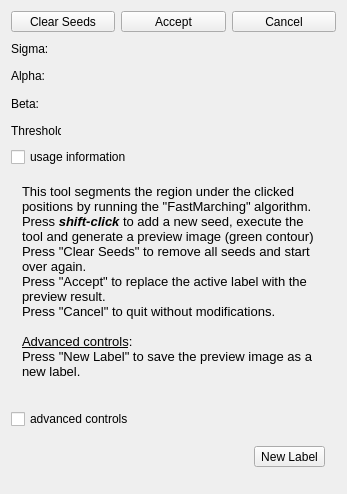
This is Modules/SegmentationUI/Qmitk/QmitkFastMarchingToolGUIControls.ui in MITK/MITK as Qt 5 draws it before an edit. The edited form follows.
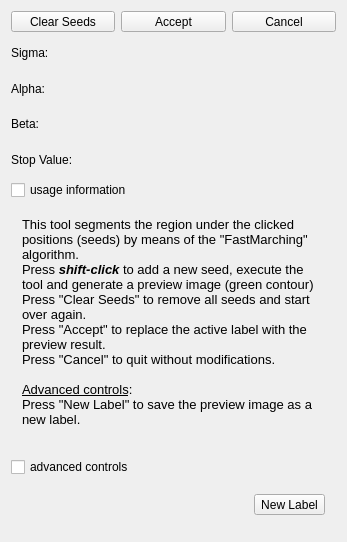
This is the edited form. Icons and pictures are not drawn. Custom widgets are drawn as their Qt base class.

Patch:
```diff
--- a/Modules/SegmentationUI/Qmitk/QmitkFastMarchingToolGUIControls.ui
+++ b/Modules/SegmentationUI/Qmitk/QmitkFastMarchingToolGUIControls.ui
@@ -7,7 +7,7 @@
     <x>0</x>
     <y>0</y>
     <width>347</width>
-    <height>494</height>
+    <height>542</height>
    </rect>
   </property>
   <property name="sizePolicy">
@@ -162,13 +162,13 @@
       <widget class="QLabel" name="label">
        <property name="minimumSize">
         <size>
-         <width>50</width>
+         <width>60</width>
          <height>0</height>
         </size>
        </property>
        <property name="maximumSize">
         <size>
-         <width>50</width>
+         <width>60</width>
          <height>16777215</height>
         </size>
        </property>
@@ -188,13 +188,13 @@
       <widget class="QLabel" name="label_2">
        <property name="minimumSize">
         <size>
-         <width>50</width>
+         <width>60</width>
          <height>0</height>
         </size>
        </property>
        <property name="maximumSize">
         <size>
-         <width>50</width>
+         <width>60</width>
          <height>16777215</height>
         </size>
        </property>
@@ -214,13 +214,13 @@
       <widget class="QLabel" name="label_3">
        <property name="minimumSize">
         <size>
-         <width>50</width>
+         <width>60</width>
          <height>0</height>
         </size>
        </property>
        <property name="maximumSize">
         <size>
-         <width>50</width>
+         <width>60</width>
          <height>16777215</height>
         </size>
        </property>
@@ -240,23 +240,23 @@
       <widget class="QLabel" name="label_4">
        <property name="minimumSize">
         <size>
-         <width>50</width>
+         <width>60</width>
          <height>0</height>
         </size>
        </property>
        <property name="maximumSize">
         <size>
-         <width>50</width>
+         <width>60</width>
          <height>16777215</height>
         </size>
        </property>
        <property name="text">
-        <string>Threshold: </string>
+        <string>Stop Value: </string>
        </property>
       </widget>
      </item>
      <item>
-      <widget class="ctkRangeWidget" name="m_slwThreshold" native="true"/>
+      <widget class="ctkSliderWidget" name="m_slStopValue" native="true"/>
      </item>
     </layout>
    </item>
@@ -283,7 +283,7 @@
 &lt;html&gt;&lt;head&gt;&lt;meta name=&quot;qrichtext&quot; content=&quot;1&quot; /&gt;&lt;style type=&quot;text/css&quot;&gt;
 p, li { white-space: pre-wrap; }
 &lt;/style&gt;&lt;/head&gt;&lt;body style=&quot; font-family:'MS Shell Dlg 2'; font-size:8pt; font-weight:400; font-style:normal;&quot;&gt;
-&lt;p style=&quot; margin-top:0px; margin-bottom:0px; margin-left:0px; margin-right:0px; -qt-block-indent:0; text-indent:0px;&quot;&gt;&lt;span style=&quot; font-family:'Sans'; font-size:10pt;&quot;&gt;This tool segments the region under the clicked positions by running the &amp;quot;FastMarching&amp;quot; algorithm.&lt;/span&gt;&lt;/p&gt;
+&lt;p style=&quot; margin-top:0px; margin-bottom:0px; margin-left:0px; margin-right:0px; -qt-block-indent:0; text-indent:0px;&quot;&gt;&lt;span style=&quot; font-family:'Sans'; font-size:10pt;&quot;&gt;This tool segments the region under the clicked positions (seeds) by means of the &amp;quot;FastMarching&amp;quot; algorithm.&lt;/span&gt;&lt;/p&gt;
 &lt;p style=&quot; margin-top:0px; margin-bottom:0px; margin-left:0px; margin-right:0px; -qt-block-indent:0; text-indent:0px;&quot;&gt;&lt;span style=&quot; font-size:10pt;&quot;&gt;Press &lt;/span&gt;&lt;span style=&quot; font-size:10pt; font-weight:600; font-style:italic;&quot;&gt;shift-click&lt;/span&gt;&lt;span style=&quot; font-size:10pt;&quot;&gt; to add a new seed, &lt;/span&gt;&lt;span style=&quot; font-family:'Sans'; font-size:10pt;&quot;&gt;execute the tool and generate a preview image (green contour)&lt;/span&gt;&lt;/p&gt;
 &lt;p style=&quot; margin-top:0px; margin-bottom:0px; margin-left:0px; margin-right:0px; -qt-block-indent:0; text-indent:0px;&quot;&gt;&lt;span style=&quot; font-family:'Sans'; font-size:10pt;&quot;&gt;Press &amp;quot;Clear Seeds&amp;quot; to remove all seeds and start over again.&lt;/span&gt;&lt;/p&gt;
 &lt;p style=&quot; margin-top:0px; margin-bottom:0px; margin-left:0px; margin-right:0px; -qt-block-indent:0; text-indent:0px;&quot;&gt;&lt;span style=&quot; font-family:'Sans'; font-size:10pt;&quot;&gt;Press &amp;quot;Accept&amp;quot; to replace the active label with the preview result.&lt;/span&gt;&lt;/p&gt;
@@ -395,12 +395,6 @@
  </widget>
  <layoutdefault spacing="6" margin="11"/>
  <customwidgets>
-  <customwidget>
-   <class>ctkRangeWidget</class>
-   <extends>QWidget</extends>
-   <header location="global">ctkRangeWidget.h</header>
-   <container>1</container>
-  </customwidget>
   <customwidget>
    <class>ctkSliderWidget</class>
    <extends>QWidget</extends>
```
